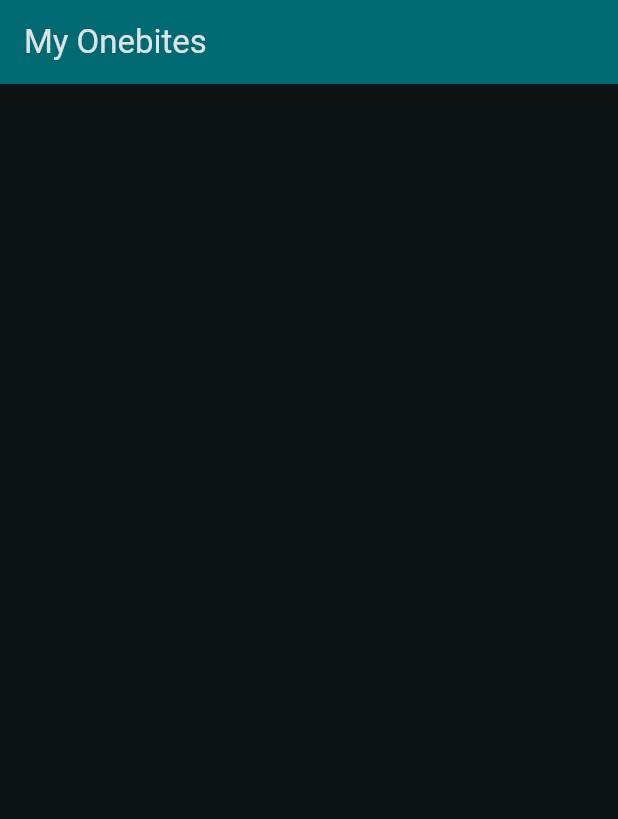
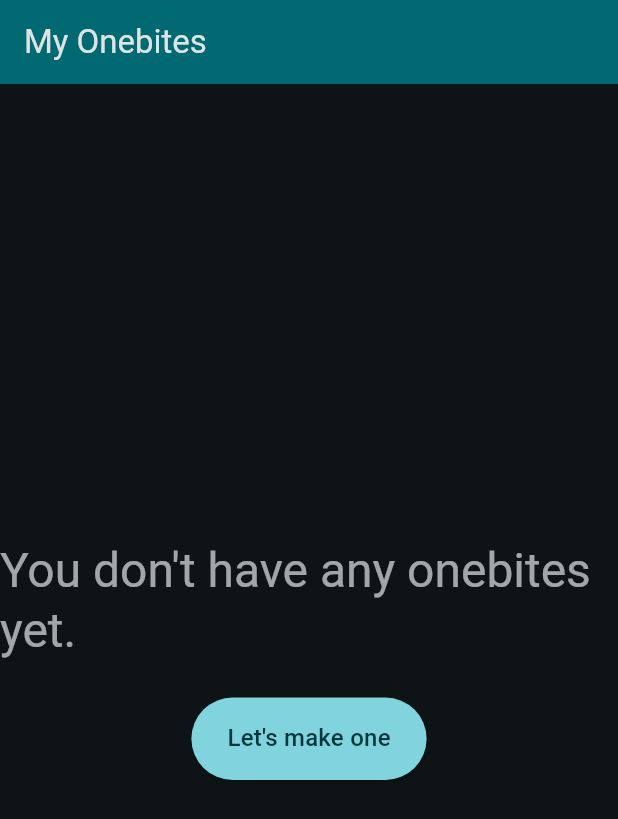
Before and after one commit to HiddenToad/onebite, a Flutter app: the screen it shows after launch, on a phone screen of 412 x 824 dp. Shown: the top 819 px of the screen. Run offline on Flutter 3.47's test engine with Material 3 defaults, Android fonts, the phone set to English and light mode, and no system bars; statements that could not run were skipped.

Commit message:
no onebites screen

```diff
--- a/lib/libraryscn.dart
+++ b/lib/libraryscn.dart
@@ -3,32 +3,28 @@
 import 'tasklist.dart';
 import 'listplayerscn.dart';
 
-
 class TasklistLibrary extends StatefulWidget {
   const TasklistLibrary({super.key});
-
 
   @override
   State<TasklistLibrary> createState() => _TasklistLibraryState();
 }
-
 
 class _TasklistLibraryState extends State<TasklistLibrary> {
   List<String> _tasklistTitles = [];
   TasklistLoader _loader = TasklistLoader();
 
   @override
-  void initState(){
+  void initState() {
     super.initState();
-    () async{
+    () async {
       await _loader.loadTasklistTitles();
 
       if (!mounted) return;
-        setState((){
+      setState(() {
         _tasklistTitles = _loader.getTasklistTitles();
       });
     }();
-
   }
 
   @override
@@ -36,8 +32,13 @@
     print("MEOW");
     print(_tasklistTitles);
     return Scaffold(
-      appBar: AppBar(title: Text("My Onebites"), backgroundColor: Theme.of(context).colorScheme.inversePrimary,),
-      body: ListView.builder(
+      appBar: AppBar(
+        title: Text("My Onebites"),
+        backgroundColor: Theme.of(context).colorScheme.inversePrimary,
+      ),
+      body:
+          _tasklistTitles.length > 0
+              ? ListView.builder(
                 itemCount: _tasklistTitles.length,
                 itemBuilder: (context, index) {
                   final title = _tasklistTitles[index];
@@ -53,20 +54,52 @@
                         title: Text(title),
                         onTap: () async {
                           // Navigate to tasklist view
-                  Tasklist tasklist = (await _loader.loadTasklist(title))!;
+                          Tasklist tasklist =
+                              (await _loader.loadTasklist(title))!;
                           if (!mounted) return;
                           Navigator.push(
                             context,
                             MaterialPageRoute(
-                      builder: (_) => TasklistPlayer(key: UniqueKey(), tasklist: tasklist),
+                              builder:
+                                  (_) => TasklistPlayer(
+                                    key: UniqueKey(),
+                                    tasklist: tasklist,
+                                  ),
                             ),
                           );
-
                         },
                       ),
                     ),
                   );
                 },
+              )
+              : Center(
+                child: Column(
+                  mainAxisAlignment: MainAxisAlignment.center,
+                  children: [
+                    Text(
+                      "You don't have any onebites yet.",
+                      style: Theme.of(
+                        context,
+                      ).textTheme.headlineLarge!.copyWith(
+                        color: Theme.of(
+                          context,
+                        ).colorScheme.onSurface.withAlpha(180),
+                      ),
+                    ),
+                    const SizedBox(height: 25.0),
+
+                    ElevatedButton(onPressed: (){
+                      //TODO: load creator scene
+                    },
+                    style: ElevatedButton.styleFrom(
+                      backgroundColor: Theme.of(context).colorScheme.primary,
+                      foregroundColor: Theme.of(context).colorScheme.onPrimary,
+                      minimumSize: Size(125, 55),
+                    ),
+                    child: Text("Let's make one", style: Theme.of(context).textTheme.titleMedium!.copyWith(color: Theme.of(context).colorScheme.onPrimary))),
+                  ],
+                ),
               ),
     );
   }
```
Lines whose indentation alone changed are shown as unchanged.
